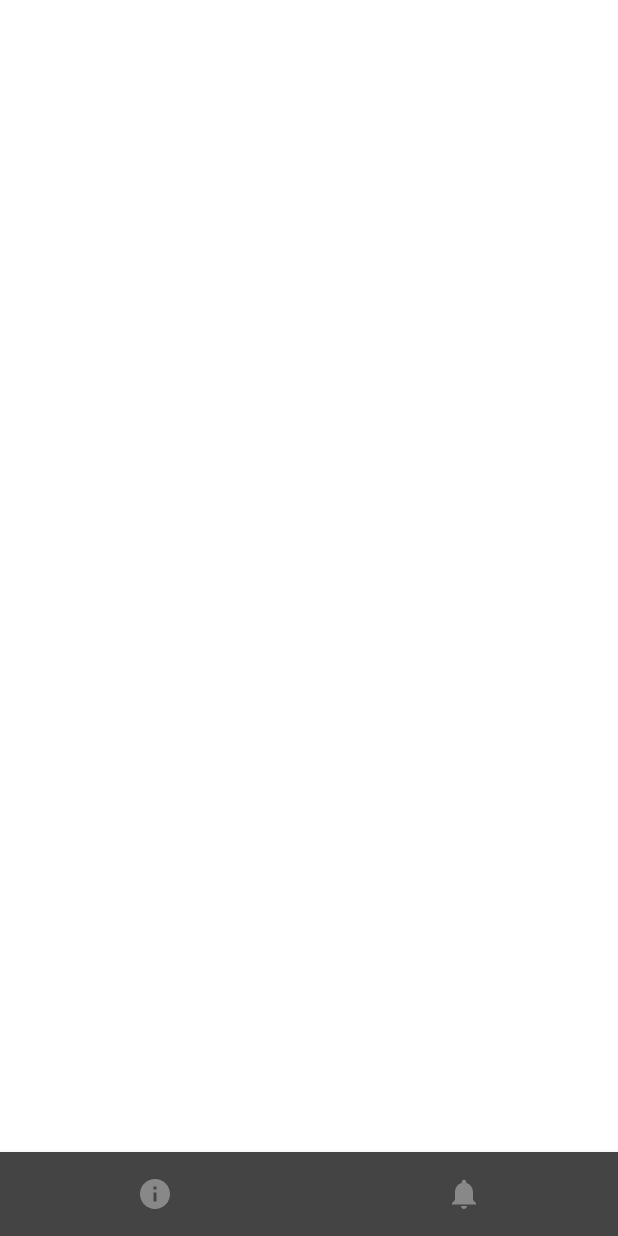
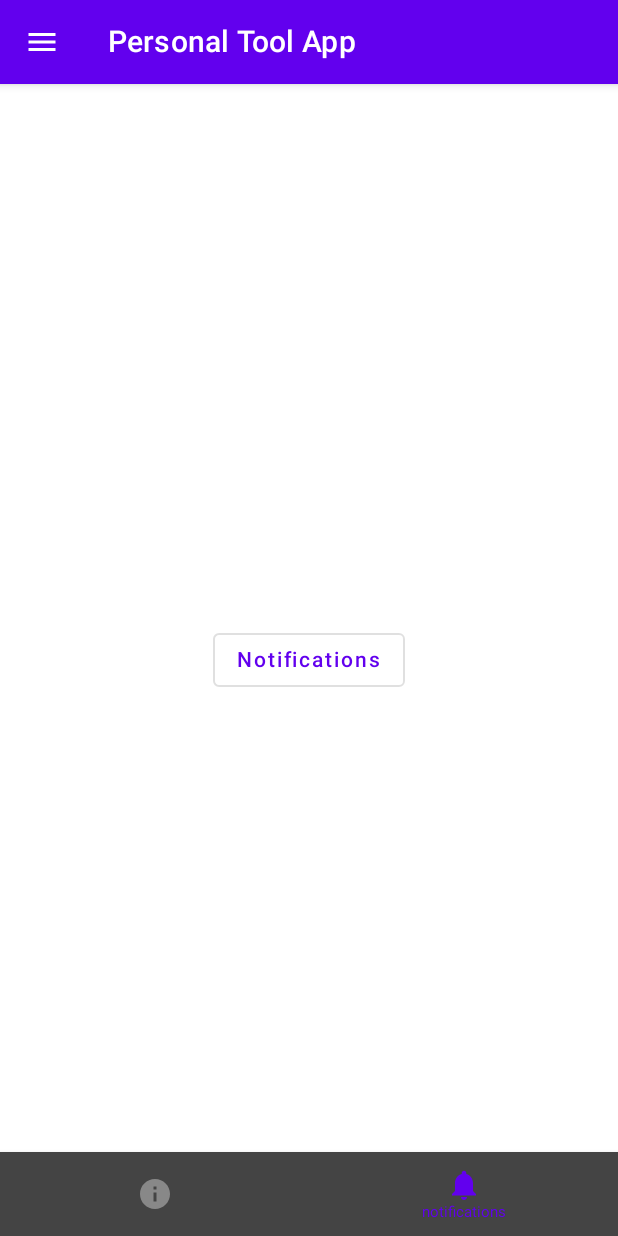
Before and after one commit to FabricioGonzalez/CryptocurrencyApp, an Android app built with Jetpack Compose: the screen it shows after launch (MainActivity), item 2 of the bottom bar chosen, on a phone screen of 412 x 824 dp. Run offline under Robolectric (Android 15) with nearby library versions, the phone set to English and light mode, and no system bars; our stand-ins replace Dagger/Hilt's generated code.

Commit message:
Drawer criado

```diff
--- a/app/build.gradle
+++ b/app/build.gradle
@@ -9,8 +9,8 @@ android {
 
     defaultConfig {
         applicationId "com.teste.personal_tool_app"
-        minSdk 21
-        targetSdk 31
+        minSdk 24
+        targetSdk 33
         versionCode 1
         versionName "1.0"
 
--- a/app/src/main/AndroidManifest.xml
+++ b/app/src/main/AndroidManifest.xml
@@ -3,6 +3,7 @@
     xmlns:tools="http://schemas.android.com/tools"
     package="com.teste.personal_tool_app">
 
+    <uses-permission android:name="android.permission.ACCESS_NETWORK_STATE" />
     <uses-permission android:name="android.permission.INTERNET" />
     <application
         android:name=".MainApplication"
--- /dev/null
+++ b/app/src/main/java/com/teste/personal_tool_app/ConnectivityObserver.kt
@@ -0,0 +1,13 @@
+package com.teste.personal_tool_app
+
+import kotlinx.coroutines.flow.Flow
+
+interface ConnectivityObserver {
+    fun observe(): Flow<Status>
+}
+enum class Status {
+    Available,
+    Unavailable,
+    Losing,
+    Lost
+}
--- /dev/null
+++ b/app/src/main/java/com/teste/personal_tool_app/NetworkConnectivityObserver.kt
@@ -0,0 +1,56 @@
+package com.teste.personal_tool_app
+
+import android.content.Context
+import android.net.ConnectivityManager
+import android.net.Network
+import kotlinx.coroutines.ExperimentalCoroutinesApi
+import kotlinx.coroutines.channels.awaitClose
+import kotlinx.coroutines.flow.Flow
+import kotlinx.coroutines.flow.callbackFlow
+import kotlinx.coroutines.flow.distinctUntilChanged
+import kotlinx.coroutines.launch
+
+@OptIn(ExperimentalCoroutinesApi::class)
+class NetworkConnectivityObserver(private val context: Context) : ConnectivityObserver {
+    private val connectivityManager =
+        context.getSystemService(Context.CONNECTIVITY_SERVICE) as ConnectivityManager
+
+    override fun observe(): Flow<Status> {
+        return callbackFlow {
+            val callback = object : ConnectivityManager.NetworkCallback() {
+                override fun onAvailable(network: Network) {
+                    super.onAvailable(network)
+                    launch {
+                        send(Status.Available)
+                    }
+                }
+
+                override fun onLosing(network: Network, maxMsToLive: Int) {
+                    super.onLosing(network, maxMsToLive)
+                    launch {
+                        send(Status.Losing)
+                    }
+                }
+
+                override fun onLost(network: Network) {
+                    super.onLost(network)
+                    launch {
+                        send(Status.Lost)
+                    }
+                }
+
+                override fun onUnavailable() {
+                    super.onUnavailable()
+                    launch {
+                        send(Status.Unavailable)
+                    }
+                }
+            }
+
+            connectivityManager.registerDefaultNetworkCallback(callback)
+            awaitClose {
+                connectivityManager.unregisterNetworkCallback(callback)
+            }
+        }.distinctUntilChanged()
+    }
+}
--- a/app/src/main/java/com/teste/personal_tool_app/di/AppModule.kt
+++ b/app/src/main/java/com/teste/personal_tool_app/di/AppModule.kt
@@ -1,6 +1,8 @@
 package com.teste.personal_tool_app.di
 
 import android.content.Context
+import com.teste.personal_tool_app.ConnectivityObserver
+import com.teste.personal_tool_app.NetworkConnectivityObserver
 import com.teste.personal_tool_app.common.Constants
 import com.teste.personal_tool_app.data.remote.CoinPaprikaApi
 import com.teste.personal_tool_app.data.repositories.CoinRepositoryImpl
@@ -39,4 +41,9 @@ object AppModule {
     fun provideNotificationService(@ApplicationContext context: Context): NotificationService {
         return NotificationService(context)
     }
+
+    @Provides
+    fun provideNetworkObserver(@ApplicationContext context: Context): ConnectivityObserver {
+        return NetworkConnectivityObserver(context)
+    }
 }
--- a/app/src/main/java/com/teste/personal_tool_app/presentation/MainActivity.kt
+++ b/app/src/main/java/com/teste/personal_tool_app/presentation/MainActivity.kt
@@ -3,16 +3,29 @@ package com.teste.personal_tool_app.presentation
 import android.os.Bundle
 import androidx.activity.ComponentActivity
 import androidx.activity.compose.setContent
-import androidx.compose.material.Scaffold
+import androidx.compose.foundation.layout.fillMaxWidth
+import androidx.compose.material.*
 import androidx.compose.material.icons.Icons
+import androidx.compose.material.icons.filled.Home
 import androidx.compose.material.icons.filled.Info
 import androidx.compose.material.icons.filled.Notifications
+import androidx.compose.material.icons.filled.Settings
+import androidx.compose.runtime.rememberCoroutineScope
+import androidx.compose.ui.Alignment
+import androidx.compose.ui.Modifier
+import androidx.compose.ui.res.painterResource
+import androidx.lifecycle.lifecycleScope
 import androidx.navigation.compose.rememberNavController
+import com.teste.personal_tool_app.R
 import com.teste.personal_tool_app.presentation.navigation.AppBar
 import com.teste.personal_tool_app.presentation.navigation.BottomNavItem
+import com.teste.personal_tool_app.presentation.navigation.MenuItem
 import com.teste.personal_tool_app.presentation.navigation.components.BottomNavigationBar
+import com.teste.personal_tool_app.presentation.navigation.components.DrawerBody
+import com.teste.personal_tool_app.presentation.navigation.components.DrawerHeader
 import com.teste.personal_tool_app.presentation.theme.CriptocurrencyAppTheme
 import dagger.hilt.android.AndroidEntryPoint
+import kotlinx.coroutines.launch
 
 @AndroidEntryPoint
 class MainActivity : ComponentActivity() {
@@ -20,10 +33,46 @@ class MainActivity : ComponentActivity() {
         super.onCreate(savedInstanceState)
         setContent {
             CriptocurrencyAppTheme {
+                val scaffoldState = rememberScaffoldState()
+                val scope = rememberCoroutineScope()
+
                 val navController = rememberNavController()
-                Scaffold(/*topBar = {
-                    AppBar(navController)
-                },*/ bottomBar = {
+                Scaffold(
+                    scaffoldState = scaffoldState,
+                    topBar = {
+                        AppBar(onNavigationIconClick = {
+                            scope.launch {
+                                scaffoldState.drawerState.open()
+                            }
+                        })
+                    },
+                    drawerGesturesEnabled = if (scaffoldState.drawerState.isOpen) true else false,
+                    drawerContent = {
+                        DrawerHeader()
+                        DrawerBody(
+                            items = listOf(
+                                MenuItem(
+                                    id = "home",
+                                    title = "Home",
+                                    contentDescription = "Go to Home Screen",
+                                    icon = Icons.Default.Home
+                                ), MenuItem(
+                                    id = "settings",
+                                    title = "Settings",
+                                    contentDescription = "Go to Settings Screen",
+                                    icon = Icons.Default.Settings
+                                ), MenuItem(
+                                    id = "help",
+                                    title = "Help",
+                                    contentDescription = "Get Help",
+                                    icon = Icons.Default.Info
+                                )
+                            ), onItemClick = {
+                                println("Clicked on ${it.title}")
+                            }
+                        )
+                    },
+                    bottomBar = {
                         BottomNavigationBar(
                             items = listOf(
                                 BottomNavItem(
--- a/app/src/main/java/com/teste/personal_tool_app/presentation/coin_list/CoinListViewModel.kt
+++ b/app/src/main/java/com/teste/personal_tool_app/presentation/coin_list/CoinListViewModel.kt
@@ -1,26 +1,40 @@
 package com.teste.personal_tool_app.presentation.coin_list
 
-import androidx.compose.runtime.State
-import androidx.compose.runtime.mutableStateOf
+import androidx.compose.runtime.*
 import androidx.lifecycle.ViewModel
 import androidx.lifecycle.viewModelScope
+import com.teste.personal_tool_app.ConnectivityObserver
+import com.teste.personal_tool_app.Status
 import com.teste.personal_tool_app.common.Resource
 import com.teste.personal_tool_app.domain.usecases.get_coins.GetCoinsUseCase
 import dagger.hilt.android.lifecycle.HiltViewModel
+import kotlinx.coroutines.flow.StateFlow
+import kotlinx.coroutines.flow.collect
 import kotlinx.coroutines.flow.launchIn
 import kotlinx.coroutines.flow.onEach
+import kotlinx.coroutines.launch
 import javax.inject.Inject
 
 @HiltViewModel
 class CoinListViewModel @Inject constructor(
-    private val getCoinsUseCase: GetCoinsUseCase
+    private val getCoinsUseCase: GetCoinsUseCase,
+    private val connectivityObserver: ConnectivityObserver
 ) : ViewModel() {
 
     private val _state = mutableStateOf(CoinListState())
     val state: State<CoinListState> = _state
 
+    private var _connectionState = mutableStateOf(Status.Unavailable)
+    var connectionState: State<Status> = _connectionState
+
     init {
         getCoins()
+        viewModelScope.launch {
+            connectivityObserver.observe().collect {
+                data ->
+                _connectionState.value = data
+            }
+        }
     }
 
     private fun getCoins() {
--- /dev/null
+++ b/app/src/main/java/com/teste/personal_tool_app/presentation/navigation/MenuItem.kt
@@ -0,0 +1,10 @@
+package com.teste.personal_tool_app.presentation.navigation
+
+import androidx.compose.ui.graphics.vector.ImageVector
+
+data class MenuItem(
+    val id: String,
+    val title: String,
+    val contentDescription:String,
+    val icon: ImageVector
+)
--- /dev/null
+++ b/app/src/main/java/com/teste/personal_tool_app/presentation/navigation/components/AppBar.kt
@@ -0,0 +1,29 @@
+package com.teste.personal_tool_app.presentation.navigation
+
+import androidx.compose.material.*
+import androidx.compose.material.icons.Icons
+import androidx.compose.material.icons.filled.Menu
+import androidx.compose.runtime.Composable
+import androidx.compose.ui.res.stringResource
+import com.teste.personal_tool_app.R
+
+@Composable
+fun AppBar(
+    onNavigationIconClick: () -> Unit
+) {
+    TopAppBar(
+        title = {
+            Text(text = stringResource(id = R.string.app_name))
+        },
+        backgroundColor = MaterialTheme.colors.primary,
+        contentColor = MaterialTheme.colors.onPrimary,
+        navigationIcon = {
+            IconButton(onClick = onNavigationIconClick) {
+                Icon(
+                    imageVector = Icons.Default.Menu,
+                    contentDescription = "Toggle Drawer"
+                )
+            }
+        }
+    )
+}
--- /dev/null
+++ b/app/src/main/java/com/teste/personal_tool_app/presentation/navigation/components/Navigation.kt
@@ -0,0 +1,37 @@
+package com.teste.personal_tool_app.presentation.navigation.components
+
+import androidx.compose.runtime.Composable
+import androidx.navigation.NavHostController
+import androidx.navigation.compose.NavHost
+import androidx.navigation.compose.composable
+import com.teste.personal_tool_app.presentation.Screen
+import com.teste.personal_tool_app.presentation.coin_detail.CoinDetailScreen
+import com.teste.personal_tool_app.presentation.coin_list.CoinListScreen
+import com.teste.personal_tool_app.presentation.nofication.NotificationScreen
+import com.teste.personal_tool_app.presentation.nofication.services.NotificationService
+
+@Composable
+fun Navigation(navController:NavHostController) {
+    NavHost(
+        navController = navController,
+        startDestination = Screen.CoinListScreen.route
+    )
+    {
+        composable(
+            route = Screen.CoinListScreen.route
+        ) {
+            CoinListScreen(navController)
+        }
+        composable(
+            route = Screen.CoinDetailScreen.route + "/{coinId}"
+        ) {
+            CoinDetailScreen()
+        }
+        composable(
+            route = Screen.NotificationScreen.route
+        ) {
+            NotificationScreen()
+        }
+    }
+
+}
--- /dev/null
+++ b/app/src/main/java/com/teste/personal_tool_app/presentation/navigation/components/NavigationDrawer.kt
@@ -0,0 +1,61 @@
+package com.teste.personal_tool_app.presentation.navigation.components
+
+import androidx.compose.foundation.clickable
+import androidx.compose.foundation.layout.*
+import androidx.compose.foundation.lazy.LazyColumn
+import androidx.compose.foundation.lazy.items
+import androidx.compose.material.Icon
+import androidx.compose.material.Text
+import androidx.compose.runtime.Composable
+import androidx.compose.ui.Alignment
+import androidx.compose.ui.Modifier
+import androidx.compose.ui.text.TextStyle
+import androidx.compose.ui.unit.dp
+import androidx.compose.ui.unit.sp
+import com.teste.personal_tool_app.presentation.navigation.MenuItem
+
+@Composable
+fun DrawerHeader() {
+    Box(
+        modifier = Modifier
+            .fillMaxWidth()
+            .padding(vertical = 64.dp),
+        contentAlignment = Alignment.Center
+    ) {
+        Text(
+            text = "Header",
+            fontSize = 60.sp
+        )
+    }
+}
+
+@Composable
+fun DrawerBody(
+    items: List<MenuItem>,
+    modifier: Modifier = Modifier,
+    itemTextStyle: TextStyle = TextStyle(fontSize = 18.sp),
+    onItemClick: (MenuItem) -> Unit
+) {
+    LazyColumn(modifier = modifier) {
+        items(items) { item ->
+            Row(Modifier
+                .fillMaxWidth()
+                .clickable {
+                    onItemClick(item)
+                }
+                .padding(16.dp)) {
+                Icon(
+                    imageVector = item.icon,
+                    contentDescription = item.contentDescription
+                )
+                Spacer(modifier = Modifier.width(16.dp))
+                Text(
+                    text = item.title,
+                    modifier = Modifier.weight(1f),
+                    style = itemTextStyle
+                )
+            }
+        }
+    }
+
+}
--- /dev/null
+++ b/app/src/main/res/drawable/ic_round_wifi_24.xml
@@ -0,0 +1,5 @@
+<vector android:height="24dp" android:tint="#000000"
+    android:viewportHeight="24" android:viewportWidth="24"
+    android:width="24dp" xmlns:android="http://schemas.android.com/apk/res/android">
+    <path android:fillColor="@android:color/white" android:pathData="M2.06,10.06c0.51,0.51 1.32,0.56 1.87,0.1 4.67,-3.84 11.45,-3.84 16.13,-0.01 0.56,0.46 1.38,0.42 1.89,-0.09 0.59,-0.59 0.55,-1.57 -0.1,-2.1 -5.71,-4.67 -13.97,-4.67 -19.69,0 -0.65,0.52 -0.7,1.5 -0.1,2.1zM9.82,17.82l1.47,1.47c0.39,0.39 1.02,0.39 1.41,0l1.47,-1.47c0.47,-0.47 0.37,-1.28 -0.23,-1.59 -1.22,-0.63 -2.68,-0.63 -3.91,0 -0.57,0.31 -0.68,1.12 -0.21,1.59zM6.09,14.09c0.49,0.49 1.26,0.54 1.83,0.13 2.44,-1.73 5.72,-1.73 8.16,0 0.57,0.4 1.34,0.36 1.83,-0.13l0.01,-0.01c0.6,-0.6 0.56,-1.62 -0.13,-2.11 -3.44,-2.49 -8.13,-2.49 -11.58,0 -0.69,0.5 -0.73,1.51 -0.12,2.12z"/>
+</vector>
```
Also changed, not shown: app/src/main/java/com/teste/personal_tool_app/presentation/coin_list/CoinListScreen.kt (+6 -7 lines), app/src/main/java/com/teste/personal_tool_app/presentation/navigation/AppBar.kt (deleted, +0 -34 lines). Lines whose indentation alone changed are shown as unchanged.
